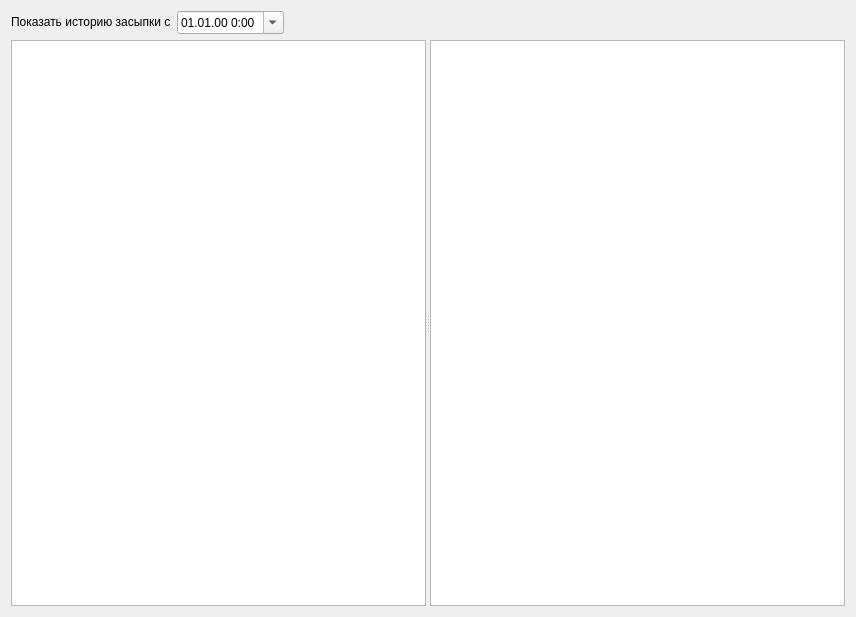
Sergeyego/doz_view, file dialoghist.ui: the form before one commit.
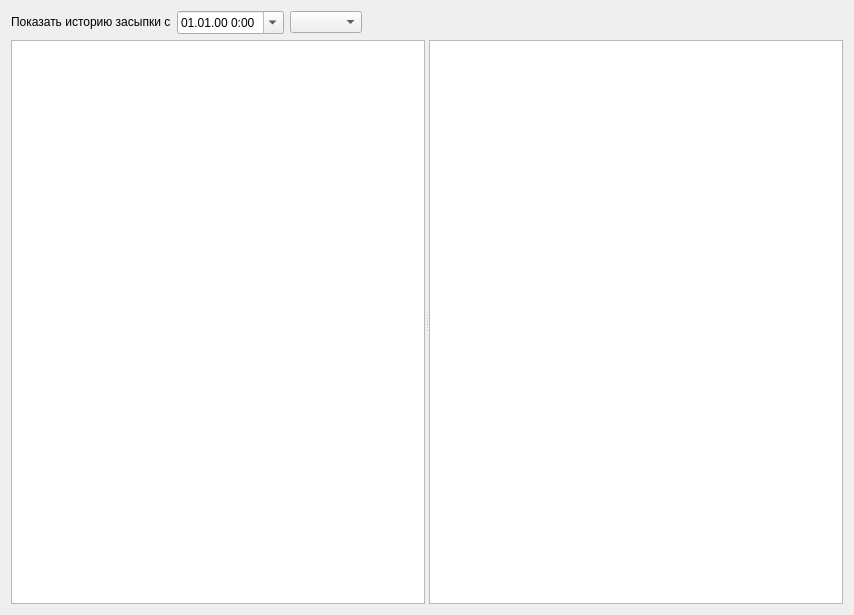
The form after the commit. Custom widgets are drawn as their Qt base class.

```diff
--- a/dialoghist.ui
+++ b/dialoghist.ui
@@ -6,8 +6,8 @@
    <rect>
     <x>0</x>
     <y>0</y>
-    <width>856</width>
-    <height>617</height>
+    <width>854</width>
+    <height>615</height>
    </rect>
   </property>
   <property name="windowTitle">
@@ -39,6 +39,9 @@
        </property>
       </widget>
      </item>
+     <item>
+      <widget class="QComboBox" name="comboBoxCex"/>
+     </item>
      <item>
       <spacer name="horizontalSpacer">
        <property name="orientation">
```
